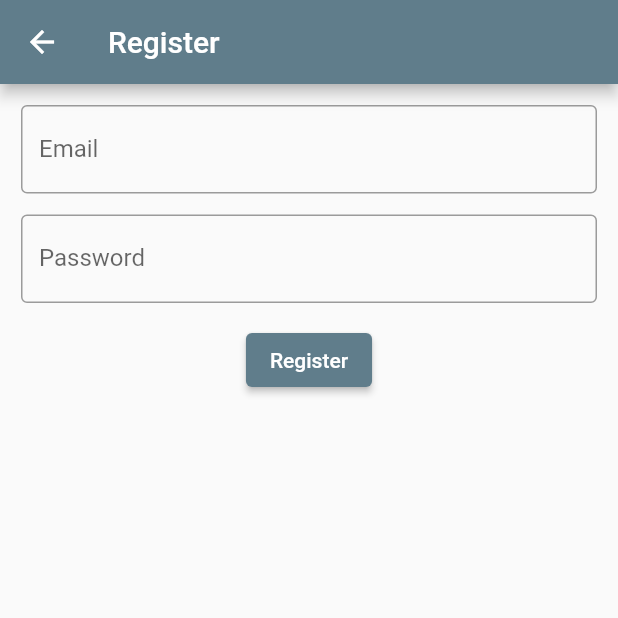
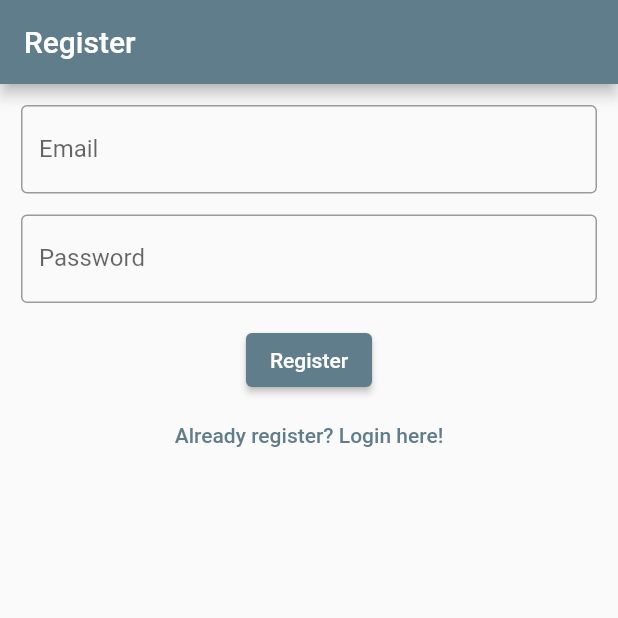
Before and after one commit to DaffaAzka/dst-notes, a Flutter app: the RegisterView screen opened directly, on a phone screen of 412 x 824 dp, the top half of it. Run offline on Flutter 3.47's test engine with Material 2 defaults, Android fonts, the phone set to English and light mode, and no system bars; our stand-ins replace firebase_auth, firebase_core; accounts and stored records are empty.

Commit message:
second commit

```diff
--- a/lib/main.dart
+++ b/lib/main.dart
@@ -15,11 +15,15 @@
   @override
   Widget build(BuildContext context) {
     return MaterialApp(
-      title: 'Flutter Demo',
+      title: 'Dst Notes',
       theme: ThemeData(
         primarySwatch: Colors.blueGrey,
       ),
       home: const Homepage(),
+      routes: {
+        "/login/": (context) => const LoginView(),
+        "/register/": (context) => const RegisterView(),
+      },
     );
   }
 }
--- a/lib/views/register_view.dart
+++ b/lib/views/register_view.dart
@@ -31,17 +31,8 @@
   @override
   Widget build(BuildContext context) {
     return Scaffold(
-      appBar: AppBar(
-        title: Text("Register"),
-      ),
-      body: FutureBuilder(
-        future: Firebase.initializeApp(
-          options: DefaultFirebaseOptions.currentPlatform,
-        ),
-        builder: (context, snapshot) {
-          switch (snapshot.connectionState) {
-            case ConnectionState.done:
-              return Column(
+      appBar: AppBar(title: Text("Register")),
+      body: Column(
         children: [
           Padding(
             padding: EdgeInsets.all(14),
@@ -84,14 +75,16 @@
                   }
                 }
               },
-                      child: Text("Register"))
+              child: Text("Register")),
+          Padding(
+              padding: EdgeInsets.all(2),
+              child: TextButton(
+                  onPressed: () {
+                    Navigator.of(context)
+                        .pushNamedAndRemoveUntil("/login/", (route) => false);
+                  },
+                  child: Text("Already register? Login here!")))
         ],
-              );
-
-            default:
-              return const Text("Loading...");
-          }
-        },
       ),
     );
   }
```
Also changed, not shown: lib/views/homepage_view.dart (+12 -9 lines), lib/views/login_view.dart (+11 -18 lines), lib/views/verify_email_view.dart (added, +32 -0 lines). Lines whose indentation alone changed are shown as unchanged.
